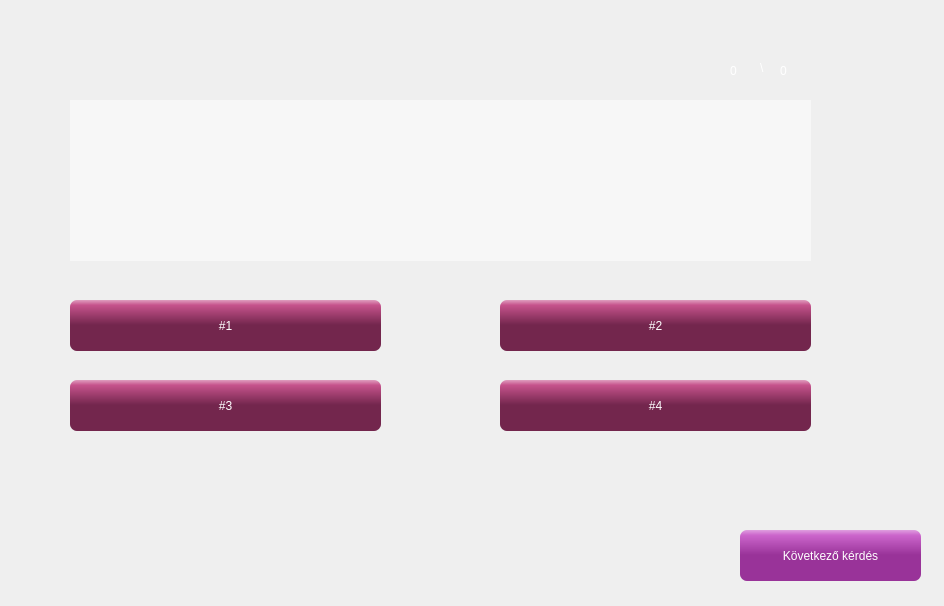
First picture: the form in qtserver/quizfelulet.ui, repository p-anna9603/fancy_nev, before the edit.
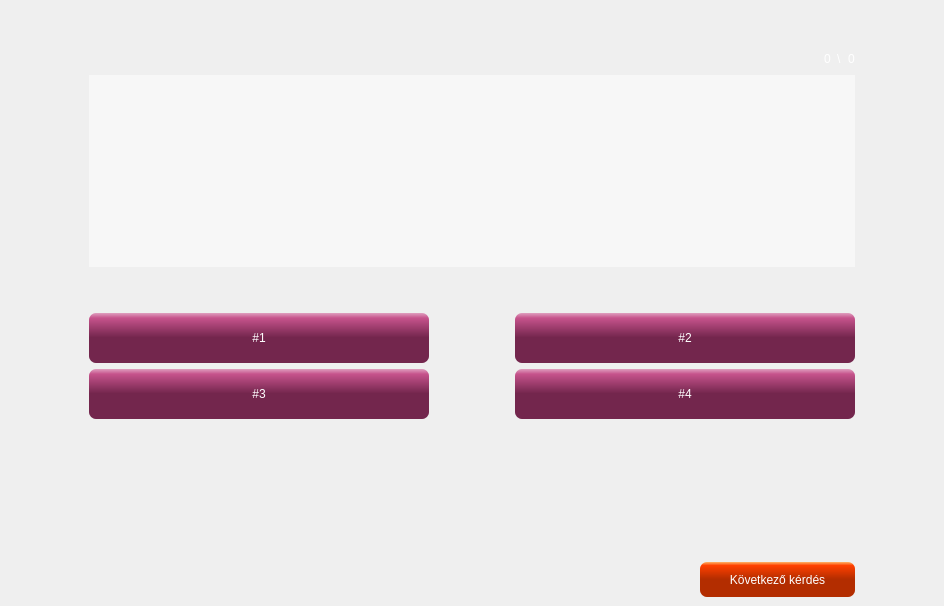
Second picture: the form after the edit.

```diff
--- a/qtserver/quizfelulet.ui
+++ b/qtserver/quizfelulet.ui
@@ -33,15 +33,85 @@
 	color: rgb(255, 255, 255);
 }</string>
    </property>
+   <layout class="QGridLayout" name="gridLayout">
+    <item row="1" column="2">
+     <spacer name="horizontalSpacer_6">
+      <property name="orientation">
+       <enum>Qt::Horizontal</enum>
+      </property>
+      <property name="sizeType">
+       <enum>QSizePolicy::Fixed</enum>
+      </property>
+      <property name="sizeHint" stdset="0">
+       <size>
+        <width>80</width>
+        <height>20</height>
+       </size>
+      </property>
+     </spacer>
+    </item>
+    <item row="1" column="0">
+     <spacer name="horizontalSpacer_5">
+      <property name="orientation">
+       <enum>Qt::Horizontal</enum>
+      </property>
+      <property name="sizeType">
+       <enum>QSizePolicy::Fixed</enum>
+      </property>
+      <property name="sizeHint" stdset="0">
+       <size>
+        <width>80</width>
+        <height>20</height>
+       </size>
+      </property>
+     </spacer>
+    </item>
+    <item row="1" column="1">
+     <layout class="QVBoxLayout" name="verticalLayout_4">
+      <item>
+       <layout class="QVBoxLayout" name="verticalLayout_3">
+        <item>
+         <layout class="QVBoxLayout" name="verticalLayout_2">
+          <item>
+           <layout class="QHBoxLayout" name="horizontalLayout_3">
+            <item>
+             <spacer name="horizontalSpacer">
+              <property name="orientation">
+               <enum>Qt::Horizontal</enum>
+              </property>
+              <property name="sizeHint" stdset="0">
+               <size>
+                <width>40</width>
+                <height>20</height>
+               </size>
+              </property>
+             </spacer>
+            </item>
+            <item>
+             <widget class="QLabel" name="counter">
+              <property name="text">
+               <string>0</string>
+              </property>
+             </widget>
+            </item>
+            <item>
+             <widget class="QLabel" name="label_3">
+              <property name="text">
+               <string>\</string>
+              </property>
+             </widget>
+            </item>
+            <item>
+             <widget class="QLabel" name="osszCounter">
+              <property name="text">
+               <string>0</string>
+              </property>
+             </widget>
+            </item>
+           </layout>
+          </item>
+          <item>
    <widget class="QTextEdit" name="kerdesTextEdit">
-    <property name="geometry">
-     <rect>
-      <x>70</x>
-      <y>100</y>
-      <width>741</width>
-      <height>161</height>
-     </rect>
-    </property>
     <property name="acceptDrops">
      <bool>false</bool>
     </property>
@@ -77,40 +147,79 @@
 &lt;p align=&quot;center&quot; style=&quot;-qt-paragraph-type:empty; margin-top:0px; margin-bottom:0px; margin-left:0px; margin-right:0px; -qt-block-indent:0; text-indent:0px;&quot;&gt;&lt;br /&gt;&lt;/p&gt;&lt;/body&gt;&lt;/html&gt;</string>
     </property>
    </widget>
+          </item>
+          <item>
+           <spacer name="verticalSpacer_2">
+            <property name="orientation">
+             <enum>Qt::Vertical</enum>
+            </property>
+            <property name="sizeHint" stdset="0">
+             <size>
+              <width>20</width>
+              <height>40</height>
+             </size>
+            </property>
+           </spacer>
+          </item>
+         </layout>
+        </item>
+        <item>
+         <layout class="QVBoxLayout" name="verticalLayout">
+          <item>
+           <layout class="QHBoxLayout" name="horizontalLayout">
+            <item>
    <widget class="QPushButton" name="valasz1Button">
-    <property name="geometry">
-     <rect>
-      <x>70</x>
-      <y>300</y>
-      <width>311</width>
-      <height>51</height>
-     </rect>
+              <property name="minimumSize">
+               <size>
+                <width>0</width>
+                <height>50</height>
+               </size>
     </property>
     <property name="text">
      <string>#1</string>
     </property>
    </widget>
+            </item>
+            <item>
+             <spacer name="horizontalSpacer_2">
+              <property name="orientation">
+               <enum>Qt::Horizontal</enum>
+              </property>
+              <property name="sizeType">
+               <enum>QSizePolicy::Fixed</enum>
+              </property>
+              <property name="sizeHint" stdset="0">
+               <size>
+                <width>80</width>
+                <height>20</height>
+               </size>
+              </property>
+             </spacer>
+            </item>
+            <item>
    <widget class="QPushButton" name="valasz2Button">
-    <property name="geometry">
-     <rect>
-      <x>500</x>
-      <y>300</y>
-      <width>311</width>
-      <height>51</height>
-     </rect>
+              <property name="minimumSize">
+               <size>
+                <width>50</width>
+                <height>50</height>
+               </size>
     </property>
     <property name="text">
      <string>#2</string>
     </property>
    </widget>
+            </item>
+           </layout>
+          </item>
+          <item>
+           <layout class="QHBoxLayout" name="horizontalLayout_2">
+            <item>
    <widget class="QPushButton" name="valasz3Button">
-    <property name="geometry">
-     <rect>
-      <x>70</x>
-      <y>380</y>
-      <width>311</width>
-      <height>51</height>
-     </rect>
+              <property name="minimumSize">
+               <size>
+                <width>0</width>
+                <height>50</height>
+               </size>
     </property>
     <property name="styleSheet">
      <string notr="true">QPushButton {
@@ -131,72 +240,102 @@
      <string>#3</string>
     </property>
    </widget>
+            </item>
+            <item>
+             <spacer name="horizontalSpacer_3">
+              <property name="orientation">
+               <enum>Qt::Horizontal</enum>
+              </property>
+              <property name="sizeType">
+               <enum>QSizePolicy::Fixed</enum>
+              </property>
+              <property name="sizeHint" stdset="0">
+               <size>
+                <width>80</width>
+                <height>20</height>
+               </size>
+              </property>
+             </spacer>
+            </item>
+            <item>
    <widget class="QPushButton" name="valasz4Button">
-    <property name="geometry">
-     <rect>
-      <x>500</x>
-      <y>380</y>
-      <width>311</width>
-      <height>51</height>
-     </rect>
+              <property name="minimumSize">
+               <size>
+                <width>0</width>
+                <height>50</height>
+               </size>
     </property>
     <property name="text">
      <string>#4</string>
     </property>
    </widget>
-   <widget class="QLabel" name="counter">
-    <property name="geometry">
-     <rect>
-      <x>730</x>
-      <y>60</y>
-      <width>21</width>
-      <height>21</height>
-     </rect>
-    </property>
-    <property name="text">
-     <string>0</string>
-    </property>
-   </widget>
-   <widget class="QLabel" name="osszCounter">
-    <property name="geometry">
-     <rect>
-      <x>780</x>
-      <y>60</y>
-      <width>41</width>
-      <height>21</height>
-     </rect>
-    </property>
+            </item>
+           </layout>
+          </item>
+         </layout>
+        </item>
+        <item>
+         <spacer name="verticalSpacer">
+          <property name="orientation">
+           <enum>Qt::Vertical</enum>
+          </property>
+          <property name="sizeHint" stdset="0">
+           <size>
+            <width>20</width>
+            <height>40</height>
+           </size>
+          </property>
+         </spacer>
+        </item>
+       </layout>
+      </item>
+      <item>
+       <layout class="QHBoxLayout" name="horizontalLayout_4">
+        <item>
+         <widget class="QLabel" name="label">
     <property name="text">
-     <string>0</string>
-    </property>
-   </widget>
-   <widget class="QLabel" name="label_3">
-    <property name="geometry">
-     <rect>
-      <x>760</x>
-      <y>60</y>
-      <width>21</width>
-      <height>16</height>
-     </rect>
-    </property>
-    <property name="text">
-     <string>\</string>
-    </property>
-   </widget>
+           <string/>
+          </property>
+         </widget>
+        </item>
+        <item>
+         <spacer name="horizontalSpacer_4">
+          <property name="orientation">
+           <enum>Qt::Horizontal</enum>
+          </property>
+          <property name="sizeType">
+           <enum>QSizePolicy::Fixed</enum>
+          </property>
+          <property name="sizeHint" stdset="0">
+           <size>
+            <width>450</width>
+            <height>20</height>
+           </size>
+          </property>
+         </spacer>
+        </item>
+        <item>
    <widget class="QPushButton" name="nextQuestion">
-    <property name="geometry">
-     <rect>
-      <x>740</x>
-      <y>530</y>
-      <width>181</width>
-      <height>51</height>
-     </rect>
+          <property name="minimumSize">
+           <size>
+            <width>0</width>
+            <height>35</height>
+           </size>
+          </property>
+          <property name="maximumSize">
+           <size>
+            <width>350</width>
+            <height>16777215</height>
+           </size>
+          </property>
+          <property name="layoutDirection">
+           <enum>Qt::LeftToRight</enum>
     </property>
     <property name="styleSheet">
      <string notr="true">QPushButton {
 color: white;
 font: bold 11pt &quot;MS Shell Dlg 2&quot;;
-background-color: QLinearGradient( x1: 0, y1: 0, x2: 0, y2: 1, stop: 0 #df9fdf, stop: 0.1 #cc66cc,  stop: 0.49 #993399 );
+background-color: QLinearGradient( x1: 0, y1: 0, x2: 0, y2: 1, stop: 0 #ffb366, stop: 0.1 #ff4000,  stop: 0.49 #b32d00 );
 selection-background-color: blue;
 border-radius: 7px;
 
@@ -211,6 +350,28 @@
      <string>Következő kérdés</string>
     </property>
    </widget>
+        </item>
+       </layout>
+      </item>
+     </layout>
+    </item>
+    <item row="0" column="1">
+     <spacer name="verticalSpacer_3">
+      <property name="orientation">
+       <enum>Qt::Vertical</enum>
+      </property>
+      <property name="sizeType">
+       <enum>QSizePolicy::Minimum</enum>
+      </property>
+      <property name="sizeHint" stdset="0">
+       <size>
+        <width>20</width>
+        <height>40</height>
+       </size>
+      </property>
+     </spacer>
+    </item>
+   </layout>
   </widget>
  </widget>
  <resources/>
```
Lines whose indentation alone changed are shown as unchanged.
